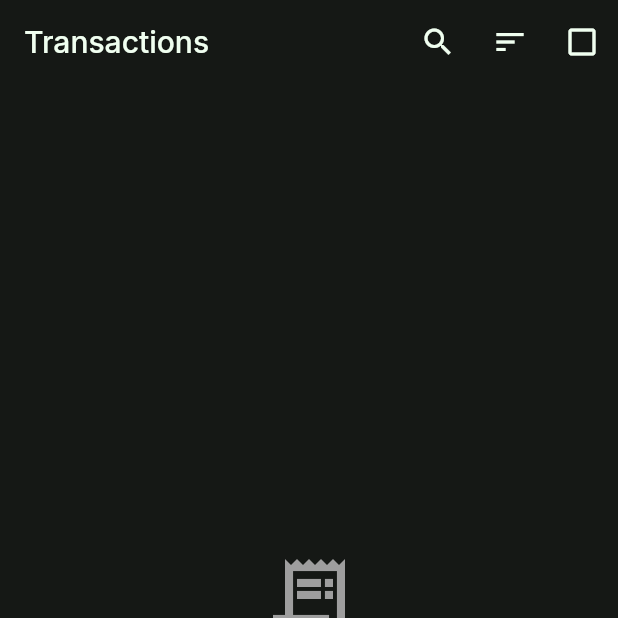
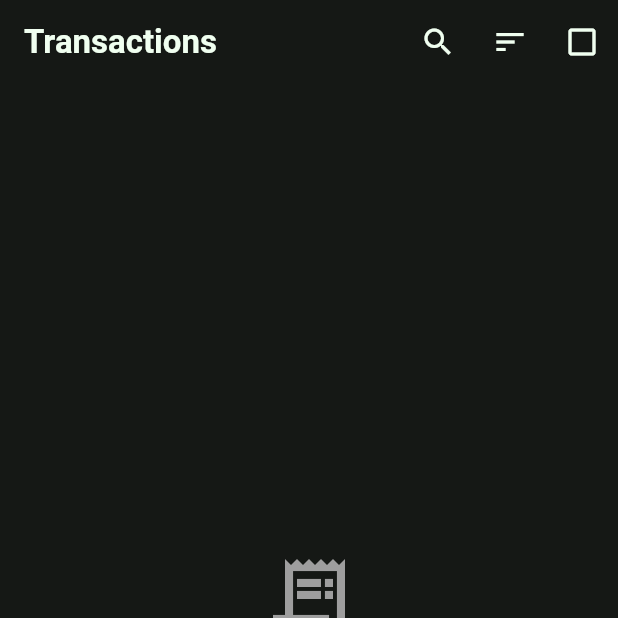
Before and after one commit to dark-cli/deptmaster, a Flutter app: the TransactionsScreen screen opened directly, on a phone screen of 412 x 824 dp, the top half of it. Run offline on Flutter 3.47's test engine with Material 3 defaults, Android fonts, the phone set to English and light mode, and no system bars; our stand-ins replace flutter_riverpod, google_fonts, hive, hive_flutter, local_auth, shared_preferences; accounts and stored records are empty; network calls fail; Roboto replaces fonts that are missing (Tajawal).

Commit message:
fix: Update dark mode AppBar to use Tajawal font and correct styling

```diff
--- a/mobile/lib/utils/app_theme.dart
+++ b/mobile/lib/utils/app_theme.dart
@@ -368,21 +368,23 @@ class AppTheme {
       // Typography with Tajawal font (Kaleem.dev)
       textTheme: _buildTextTheme(GoogleFonts.tajawalTextTheme(), true),
 
-      // AppBar theme
+      // AppBar theme - Solid dark green-black with shadow (Kaleem.dev)
       appBarTheme: AppBarTheme(
         elevation: 0,
         centerTitle: false,
-        titleTextStyle: GoogleFonts.inter(
-          fontSize: 20,
-          fontWeight: FontWeight.w500,
+        titleTextStyle: GoogleFonts.tajawal(
+          fontSize: 22, // Nav links: 1.375rem (22px)
+          fontWeight: FontWeight.w700, // Bold
           color: AppColors.darkOnSurface,
         ),
         iconTheme: IconThemeData(
           color: AppColors.darkOnSurface,
           size: 24,
         ),
-        backgroundColor: AppColors.darkSurface,
+        backgroundColor: AppColors.darkSurface, // #151815 - solid
         foregroundColor: AppColors.darkOnSurface,
+        surfaceTintColor: Colors.transparent,
+        shadowColor: Colors.black.withOpacity(0.08),
       ),
 
       // Card theme
```
